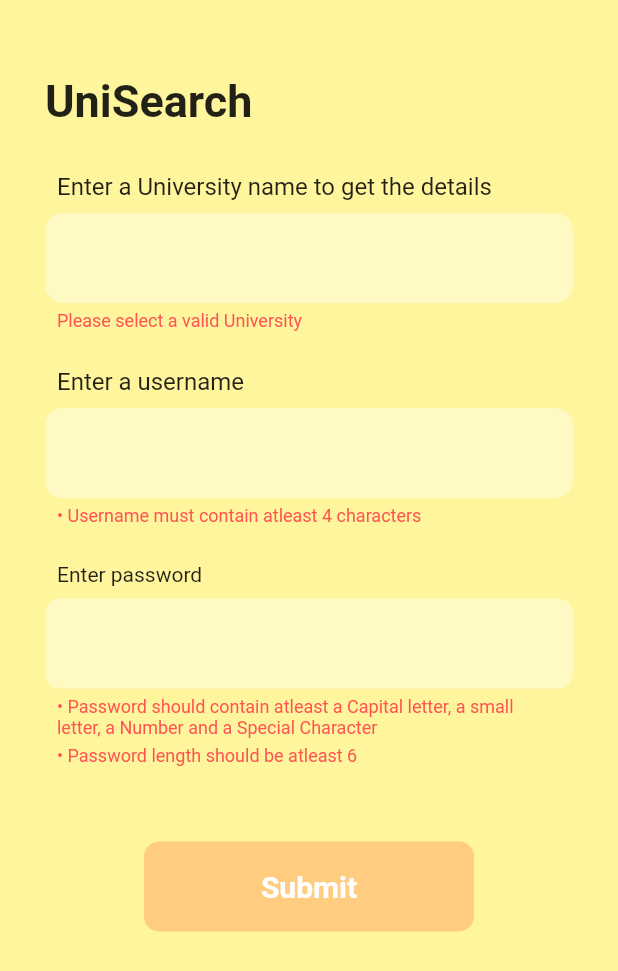
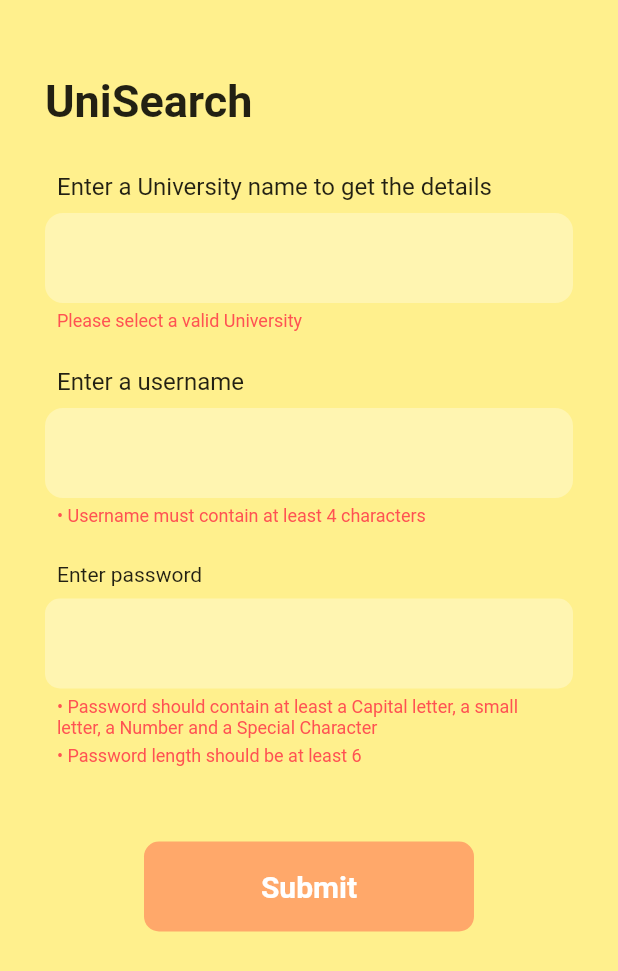
Before and after one commit to nibir30/unisearch_test, a Flutter app: the screen it shows after launch, after a tap on "Submit", on a phone screen of 412 x 824 dp. Shown: the top 971 px of the screen. Run offline on Flutter 3.47's test engine with Material 2 defaults, Android fonts, the light colour scheme and no system bars; our stand-ins replace bloc, flutter_bloc.

Commit message:
validation and dropdown working fine

```diff
--- /dev/null
+++ b/unisearch_test/lib/constants/app_constant.dart
@@ -0,0 +1,8 @@
+import 'package:flutter/material.dart';
+
+class AppConstants {
+  static const Color primary_color = Color.fromRGBO(255, 168, 106, 1);
+  static const Color primary_color_dark = Color.fromRGBO(120, 61, 2, 1);
+  static const Color backGround_color = Color.fromRGBO(255, 240, 141, 1);
+  static const Color textField_color = Color.fromRGBO(255, 245, 177, 1);
+}
--- a/unisearch_test/lib/features/search/presentation/pages/search_page.dart
+++ b/unisearch_test/lib/features/search/presentation/pages/search_page.dart
@@ -2,6 +2,7 @@
 
 import 'package:flutter/material.dart';
 import 'package:flutter_bloc/flutter_bloc.dart';
+import 'package:unisearch_test/constants/app_constant.dart';
 import 'package:unisearch_test/features/search/domain/entities/search_request_entity.dart';
 import 'package:unisearch_test/features/search/domain/entities/search_result_entity.dart';
 import 'package:unisearch_test/features/search/presentation/searchBloc/search_bloc.dart';
@@ -23,38 +24,23 @@ class _SearchPageState extends State<SearchPage> {
 
   bool isPasswordObscure = true;
   bool isAllSubmitted = false;
-  bool isThereResult = false;
   bool isSelected = false;
-  bool isDropDownVisible = false;
   SearchResultEntity? selectedVarsity;
   int searchLength = 0;
+  bool showDropDown = false;
 
   //validation
   bool isPassword6char = true;
   bool isPasswordstrong = true;
-
   bool isUsernameSmall = false;
-
-  bool validatePassword(String pass) {
-    RegExp pass_valid = RegExp(r"(?=.*\d)(?=.*[a-z])(?=.*[A-Z])(?=.*\W)");
-
-    String _password = pass.trim();
-    if (pass_valid.hasMatch(_password)) {
-      return true;
-    } else {
-      return false;
-    }
-  }
 
   void refreshUsernameInputs() {
     isAllSubmitted = false;
-    isThereResult = false;
     isUsernameSmall = false;
   }
 
   void refreshPasswordInputs() {
     isAllSubmitted = false;
-    isThereResult = false;
     isPassword6char = true;
     isPasswordstrong = true;
   }
@@ -68,22 +54,16 @@ class _SearchPageState extends State<SearchPage> {
 
   @override
   Widget build(BuildContext context) {
+    FocusScopeNode currentFocus = FocusScope.of(context);
     final size = MediaQuery.of(context).size;
 
     return SafeArea(
       child: Scaffold(
-        backgroundColor: Colors.yellow[200],
+        backgroundColor: AppConstants.backGround_color,
         body: SingleChildScrollView(
           child: Stack(
             children: [
-              InkWell(
-                splashFactory: NoSplash.splashFactory,
-                onTap: () {
-                  setState(() {
-                    isThereResult = false;
-                  });
-                },
-                child: Padding(
+              Padding(
                 padding: const EdgeInsets.all(30.0),
                 child: Column(
                   crossAxisAlignment: CrossAxisAlignment.start,
@@ -95,22 +75,6 @@ class _SearchPageState extends State<SearchPage> {
                         fontSize: 30,
                         fontWeight: FontWeight.bold,
                       ),
-                      ),
-                      BlocListener(
-                        bloc: searchBloc,
-                        listener: (BuildContext context, state) {
-                          if (state is SearchCreatedState) {
-                            print("paisiiiiiiiiiiiiiiiiiiiii " + state.getSearchResultsEntity.results!.length.toString());
-                            setState(() {
-                              if (state.getSearchResultsEntity.results!.isNotEmpty) {
-                                isThereResult = true;
-                              } else {
-                                isThereResult = false;
-                              }
-                            });
-                          }
-                        },
-                        child: Container(),
                     ),
                     SizedBox(height: 30),
                     Column(
@@ -136,15 +100,23 @@ class _SearchPageState extends State<SearchPage> {
                           height: 60,
                           padding: EdgeInsets.only(left: 12),
                           decoration: BoxDecoration(
-                              color: Colors.yellow[100],
+                            color: AppConstants.textField_color,
                             borderRadius: BorderRadius.circular(12),
                           ),
                           child: Padding(
                             padding: const EdgeInsets.only(right: 10.0),
                             child: Center(
+                              child: FocusScope(
+                                child: Focus(
+                                  onFocusChange: (focus) {
+                                    setState(() {
+                                      showDropDown = focus;
+                                    });
+                                  },
                                   child: TextField(
                                     onChanged: (value) {
                                       setState(() {
+                                        showDropDown = true;
                                         searchLength = value.length;
                                         if (value.length > 2) {
                                           searchBloc.add(RequestSearchEvent(SearchRequestEntity(value)));
@@ -162,7 +134,9 @@ class _SearchPageState extends State<SearchPage> {
                                 ),
                               ),
                             ),
-                          if (!isSelected)
+                          ),
+                        ),
+                        if (!isSelected && isAllSubmitted)
                           Column(
                             children: [
                               SizedBox(height: 5),
@@ -204,7 +178,7 @@ class _SearchPageState extends State<SearchPage> {
                           height: 60,
                           padding: EdgeInsets.only(left: 12),
                           decoration: BoxDecoration(
-                              color: Colors.yellow[100],
+                            color: AppConstants.textField_color,
                             borderRadius: BorderRadius.circular(12),
                           ),
                           child: Center(
@@ -229,7 +203,7 @@ class _SearchPageState extends State<SearchPage> {
                               Padding(
                                 padding: const EdgeInsets.symmetric(horizontal: 8.0),
                                 child: Text(
-                                    "•	Username must contain atleast 4 characters",
+                                  "•	Username must contain at least 4 characters",
                                   style: TextStyle(
                                     color: Colors.redAccent,
                                     fontSize: 12,
@@ -260,7 +234,7 @@ class _SearchPageState extends State<SearchPage> {
                           height: 60,
                           decoration: BoxDecoration(
                             borderRadius: BorderRadius.circular(10),
-                              color: Colors.yellow[100],
+                            color: AppConstants.textField_color,
                           ),
                           padding: EdgeInsets.symmetric(horizontal: 16),
                           child: Center(
@@ -287,7 +261,7 @@ class _SearchPageState extends State<SearchPage> {
                                           child: Text(
                                             "Show",
                                             style: TextStyle(
-                                                color: Color.fromRGBO(61, 97, 152, 1),
+                                              color: AppConstants.primary_color_dark,
                                               fontWeight: FontWeight.w600,
                                               fontSize: 14,
                                             ),
@@ -304,8 +278,8 @@ class _SearchPageState extends State<SearchPage> {
                                           child: Text(
                                             "Hide",
                                             style: TextStyle(
-                                                color: Color.fromRGBO(61, 97, 152, 1),
-                                                fontWeight: FontWeight.w600,
+                                              color: AppConstants.primary_color_dark,
+                                              fontWeight: FontWeight.w700,
                                               fontSize: 14,
                                             ),
                                           ),
@@ -322,7 +296,7 @@ class _SearchPageState extends State<SearchPage> {
                               Padding(
                                 padding: const EdgeInsets.symmetric(horizontal: 8.0),
                                 child: Text(
-                                    "•	Password should contain atleast a Capital letter, a small letter, a Number and a Special Character",
+                                  "•	Password should contain at least a Capital letter, a small letter, a Number and a Special Character",
                                   style: TextStyle(
                                     color: Colors.redAccent,
                                     fontSize: 12,
@@ -338,7 +312,7 @@ class _SearchPageState extends State<SearchPage> {
                               Padding(
                                 padding: const EdgeInsets.symmetric(horizontal: 8.0),
                                 child: Text(
-                                    "• Password length should be atleast 6",
+                                  "• Password length should be at least 6",
                                   style: TextStyle(
                                     color: Colors.redAccent,
                                     fontSize: 12,
@@ -363,7 +337,14 @@ class _SearchPageState extends State<SearchPage> {
                               }
                               isAllSubmitted = true;
                               if (passwordController.text.length < 6) isPassword6char = false;
-                                isPasswordstrong = validatePassword(passwordController.text);
+                              RegExp pass_valid = RegExp(r"(?=.*\d)(?=.*[a-z])(?=.*[A-Z])(?=.*\W)");
+
+                              String _password = passwordController.text.trim();
+                              if (pass_valid.hasMatch(_password)) {
+                                isPasswordstrong = true;
+                              } else {
+                                isPasswordstrong = false;
+                              }
 
                               if (usernameController.text.length < 4) {
                                 isUsernameSmall = true;
@@ -376,7 +357,7 @@ class _SearchPageState extends State<SearchPage> {
                             alignment: Alignment.center,
                             decoration: BoxDecoration(
                               borderRadius: BorderRadius.circular(10),
-                                color: Colors.orange[200],
+                              color: AppConstants.primary_color,
                             ),
                             child: Text(
                               "Submit",
@@ -420,15 +401,15 @@ class _SearchPageState extends State<SearchPage> {
                   ],
                 ),
               ),
-              ),
-              if (isThereResult && !isSelected)
+              if (showDropDown)
                 Positioned(
                   top: 204,
                   child: Padding(
                     padding: EdgeInsets.symmetric(horizontal: 30),
-                    child: Container(
+                    child: (!isSelected && searchLength > 2)
+                        ? Container(
                             constraints: BoxConstraints(
-                        minHeight: 70,
+                              minHeight: 40,
                               maxHeight: 250,
                             ),
                             width: size.width - 60,
@@ -444,6 +425,7 @@ class _SearchPageState extends State<SearchPage> {
                                 } else if (state is SearchErrorState) {
                                   return Text(state.errorMsg, style: TextStyle(color: Colors.red));
                                 } else if (state is SearchCreatedState) {
+                                  if (state.getSearchResultsEntity.results!.isNotEmpty) {
                                     return ListView.builder(
                                       physics: BouncingScrollPhysics(),
                                       itemCount: state.getSearchResultsEntity.results!.length,
@@ -452,7 +434,11 @@ class _SearchPageState extends State<SearchPage> {
 
                                         return InkWell(
                                           onTap: () {
+                                            if (!currentFocus.hasPrimaryFocus) {
+                                              currentFocus.unfocus();
+                                            }
                                             setState(() {
+                                              showDropDown = false;
                                               isSelected = true;
                                               selectedVarsity = singleResult;
                                               varsityController.text = singleResult.name!;
@@ -465,11 +451,38 @@ class _SearchPageState extends State<SearchPage> {
                                         );
                                       },
                                     );
-                            ;
+                                  } else {
+                                    return Container(
+                                      padding: EdgeInsets.all(10),
+                                      constraints: BoxConstraints(
+                                        minHeight: 40,
+                                      ),
+                                      width: size.width - 60,
+                                      decoration: BoxDecoration(
+                                        color: Colors.white,
+                                        borderRadius: BorderRadius.circular(20),
+                                      ),
+                                      child: Text("Enter a valid University name"),
+                                    );
+                                  }
                                 }
                                 return Container();
                               },
                             ),
+                          )
+                        : isSelected
+                            ? Container()
+                            : Container(
+                                padding: EdgeInsets.all(10),
+                                constraints: BoxConstraints(
+                                  minHeight: 40,
+                                ),
+                                width: size.width - 60,
+                                decoration: BoxDecoration(
+                                  color: Colors.white,
+                                  borderRadius: BorderRadius.circular(20),
+                                ),
+                                child: Text("Enter at least 3 characters for suggestions"),
                               ),
                   ),
                 ),
--- a/unisearch_test/lib/main.dart
+++ b/unisearch_test/lib/main.dart
@@ -12,6 +12,7 @@ class MyApp extends StatelessWidget {
   @override
   Widget build(BuildContext context) {
     return MaterialApp(
+      debugShowCheckedModeBanner: false,
       title: 'UniSearch',
       theme: ThemeData(
         primarySwatch: Colors.blue,
```
Lines whose indentation alone changed are shown as unchanged.
